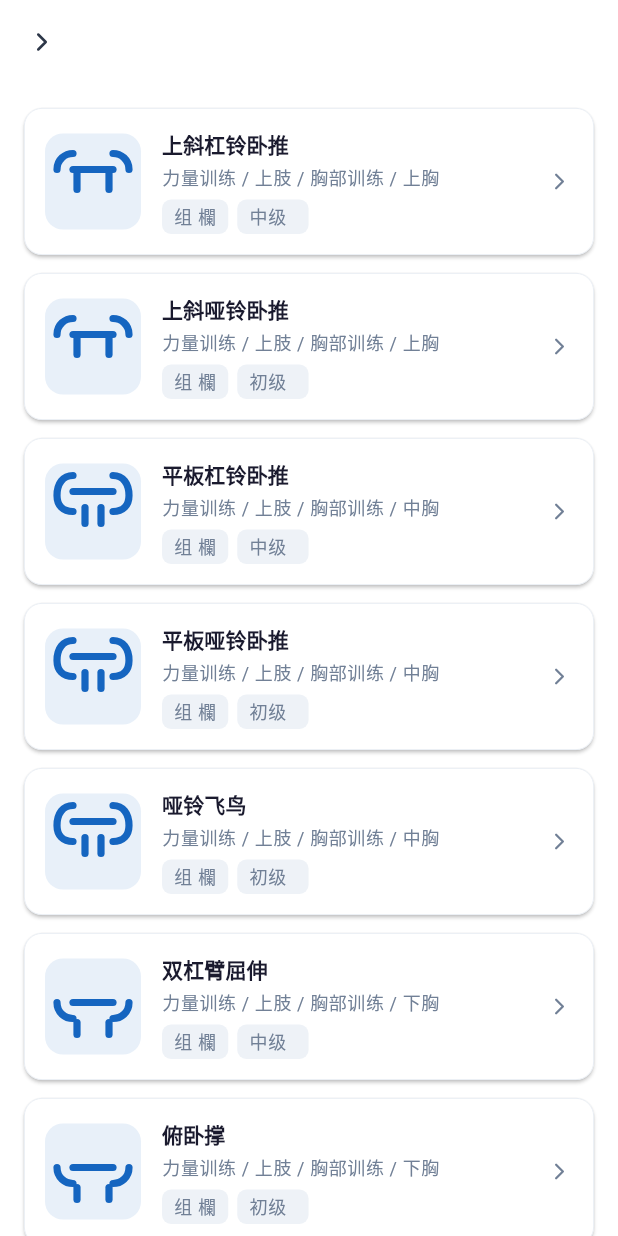
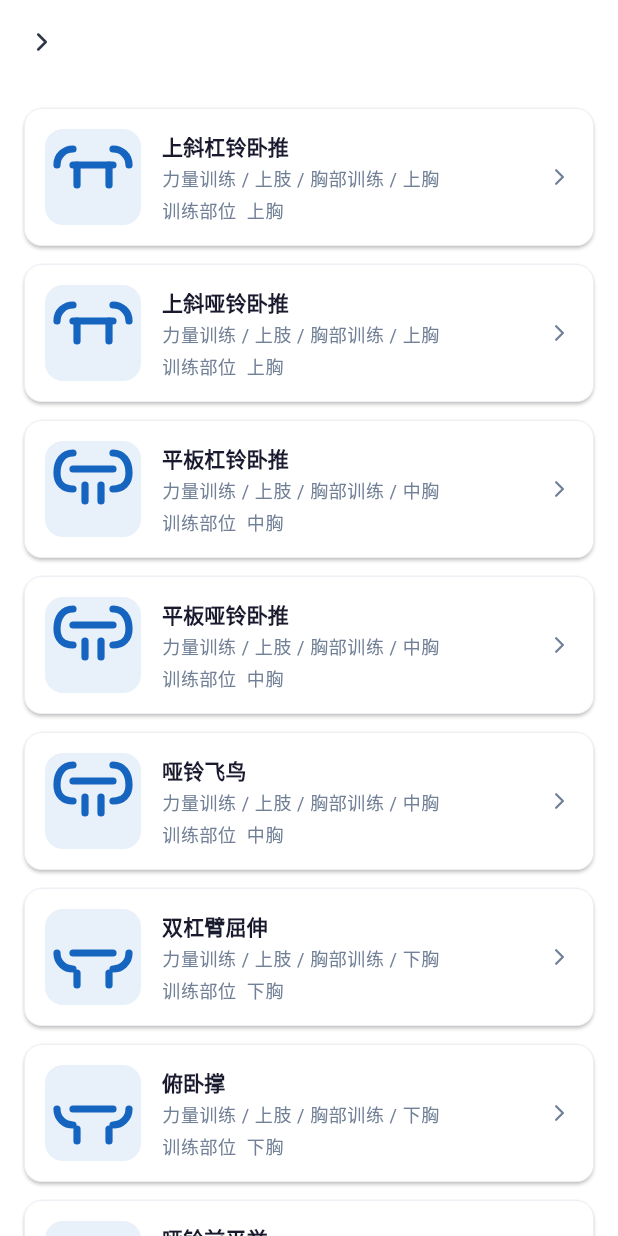
Before and after one commit to kaiven2004/exercise, a Flutter app: the ExerciseListScreen screen opened directly with empty values, on a phone screen of 412 x 824 dp. Run offline on Flutter 3.47's test engine with Material 3 defaults, Android fonts, the phone set to English and light mode, and no system bars; our stand-ins replace chewie, flutter_svg, shared_preferences, vibration, video_player; accounts and stored records are empty.

Commit message:
v3: 修复UI布局与文字显示问题 - 标题重叠、繁体字替换、修改按钮优化、自定义计划保存刷新

```diff
--- a/lib/ui/screens/custom_plan_editor_screen.dart
+++ b/lib/ui/screens/custom_plan_editor_screen.dart
@@ -162,6 +162,8 @@ class _CustomPlanEditorScreenState extends State<CustomPlanEditorScreen> {
       reps: item.reps,
       restSeconds: item.restSeconds,
     );
+    _overrideRepo.saveWeight(item.exercise.id, item.weight);
+    setState(() {});
   }
 
   int _effSets(CustomExerciseItem item) => _overrideRepo.getEffectiveSets(item.exercise.id, item.sets);
@@ -239,7 +241,7 @@ class _CustomPlanEditorScreenState extends State<CustomPlanEditorScreen> {
                                   child: Column(crossAxisAlignment: CrossAxisAlignment.start, children: [
                                     Text(item.exercise.name, style: theme.textTheme.titleSmall?.copyWith(fontWeight: FontWeight.w600)),
                                     const SizedBox(height: 2),
-                                    Text('${_effSets(item)}组 × ${_effReps(item)}欄' + (_effWeight(item) != '0' ? ' · ' + _effWeight(item) + 'kg' : '') + ' · 休息${_effRest(item)}s', style: theme.textTheme.bodySmall),
+                                    Text('${_effSets(item)}组 × ${_effReps(item)}次' + (_effWeight(item) != '0' ? ' · ' + _effWeight(item) + 'kg' : '') + ' · 休息${_effRest(item)}s', style: theme.textTheme.bodySmall),
                                   ]),
                                 ),
                                 IconButton(icon: const SvgIcon(assetName: 'favorite', size: 18), onPressed: () => _editExercise(index)),
--- a/lib/ui/screens/exercise_detail_screen.dart
+++ b/lib/ui/screens/exercise_detail_screen.dart
@@ -150,8 +150,7 @@ class _ExerciseDetailScreenState extends State<ExerciseDetailScreen>
               _favRepo.toggleFavorite(ex);
             },
           ),
-          IconButton(
-            icon: SvgIcon(assetName: _editing ? 'check' : 'edit', size: 22, color: const Color(0xFF1565C0)),
+          TextButton(
             onPressed: () {
               if (_editing) {
                 _saveEdit();
@@ -159,6 +158,7 @@ class _ExerciseDetailScreenState extends State<ExerciseDetailScreen>
                 setState(() => _editing = true);
               }
             },
+            child: Text(_editing ? '保存' : '修改', style: const TextStyle(color: Color(0xFF1565C0), fontWeight: FontWeight.w500)),
           ),
         ],
       ),
--- a/lib/ui/screens/exercise_list_screen.dart
+++ b/lib/ui/screens/exercise_list_screen.dart
@@ -143,13 +143,12 @@ class _ExerciseCard extends StatelessWidget {
                         color: theme.colorScheme.onSurfaceVariant,
                       ),
                     ),
-                    const SizedBox(height: 6),
-                    Row(
-                      children: [
-                        _StatChip(label: '组', value: '欄'),
-                        const SizedBox(width: 6),
-                        _StatChip(label: exercise.difficulty),
-                      ],
+                    const SizedBox(height: 4),
+                    Text(
+                      '训练部位  ' + exercise.categoryPath.split(' / ').last,
+                      style: theme.textTheme.bodySmall?.copyWith(
+                        color: theme.colorScheme.onSurfaceVariant,
+                      ),
                     ),
                   ],
                 ),
--- a/lib/ui/screens/main_screen.dart
+++ b/lib/ui/screens/main_screen.dart
@@ -37,7 +37,7 @@ class _MainScreenState extends State<MainScreen>
       body: NestedScrollView(
         headerSliverBuilder: (context, innerBoxIsScrolled) => [
           SliverAppBar(
-            expandedHeight: 140,
+            expandedHeight: 170,
             floating: true,
             backgroundColor: theme.scaffoldBackgroundColor,
             foregroundColor: theme.colorScheme.onSurface,
@@ -46,7 +46,7 @@ class _MainScreenState extends State<MainScreen>
                 'EXCISE',
                 style: TextStyle(fontWeight: FontWeight.bold, letterSpacing: 2),
               ),
-              titlePadding: const EdgeInsets.only(left: 16, bottom: 20),
+              titlePadding: const EdgeInsets.only(left: 16, bottom: 50),
             ),
             actions: [
               IconButton(
```
